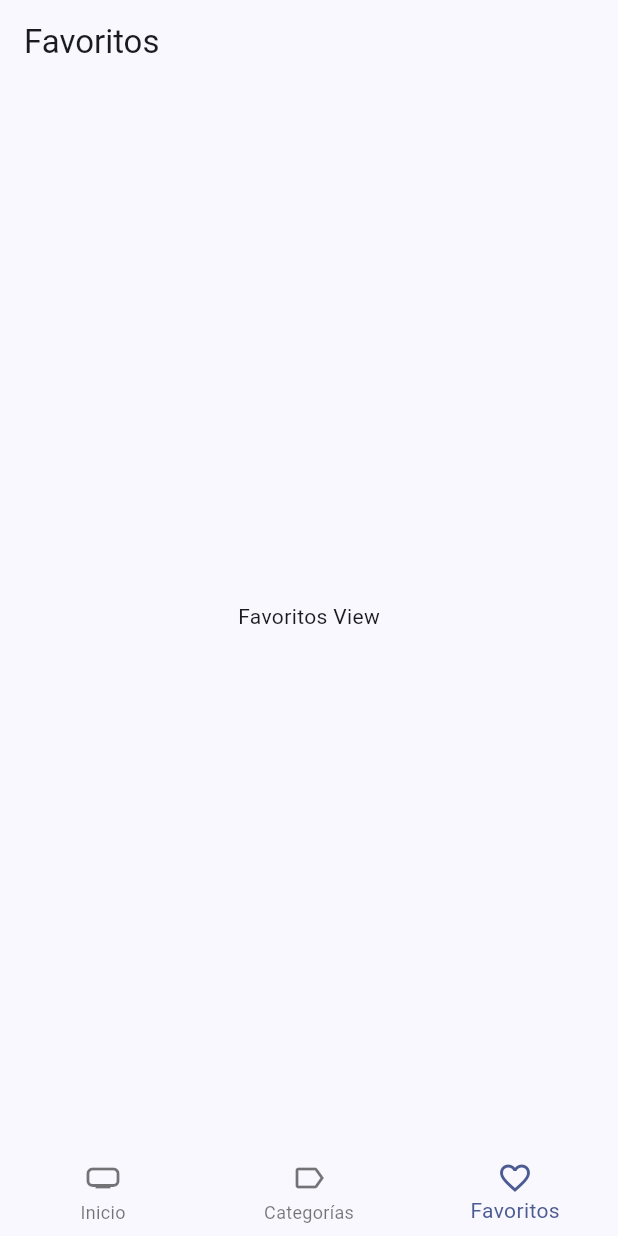
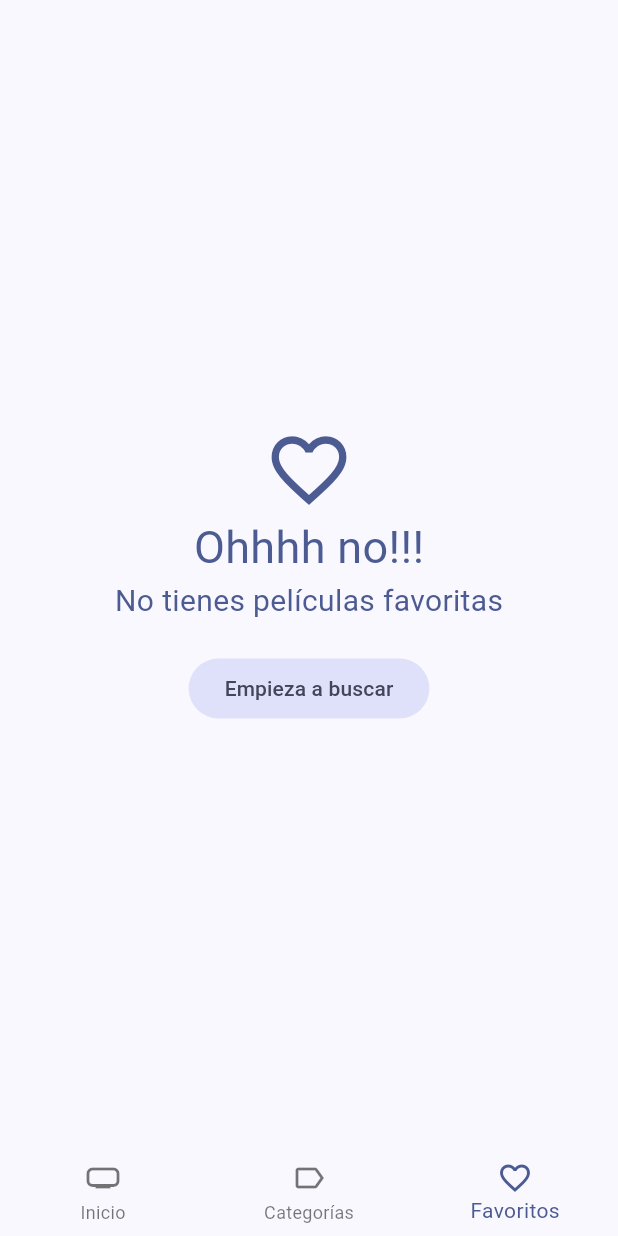
Before and after one commit to UN1T7D/cinemapedia, a Flutter app: the screen it shows after launch, item 3 of the bottom bar chosen, on a phone screen of 412 x 824 dp. Run offline on Flutter 3.47's test engine with Material 3 defaults, Android fonts, the phone set to English and light mode, and no system bars; our stand-ins replace animate_do, card_swiper, dio, flutter_dotenv, flutter_riverpod, go_router and 1 more; accounts and stored records are empty; generated files the repository leaves out were written again; network calls fail.

```diff
--- a/lib/presentation/views/movies/favorites_view.dart
+++ b/lib/presentation/views/movies/favorites_view.dart
@@ -1,17 +1,80 @@
+import 'package:cinemapedia/presentation/providers/storage/favorite_movies_provider.dart';
+import 'package:cinemapedia/presentation/widgets/widgets.dart';
 import 'package:flutter/material.dart';
+import 'package:flutter_riverpod/flutter_riverpod.dart';
+import 'package:go_router/go_router.dart';
 
-class FavoritesView extends StatelessWidget {
+class FavoritesView extends ConsumerStatefulWidget {
   const FavoritesView({super.key});
 
   @override
+  FavoritesViewState createState() => FavoritesViewState();
+}
+
+class FavoritesViewState extends ConsumerState<FavoritesView> {
+  bool isLastPage = false;
+  bool isLoading = false;
+
+  @override
+  void initState() {
+    // TODO: implement initState
+    super.initState();
+
+    loadNextPage();
+  }
+
+  void loadNextPage() async {
+    if (isLoading || isLastPage) return;
+
+    isLoading = true;
+    final movies =
+        await ref.read(favoriteMoviesProvider.notifier).loadNextPage();
+    isLoading = false;
+
+    if (movies.isEmpty) {
+      isLastPage = false;
+    }
+  }
+
+  @override
   Widget build(BuildContext context) {
+    final favoritesMovies = ref.watch(favoriteMoviesProvider).values.toList();
+
+    if (favoritesMovies.isEmpty) {
+      final colors = Theme.of(context).colorScheme;
+      return Center(
+        child: Column(
+          mainAxisAlignment: MainAxisAlignment.center,
+          crossAxisAlignment: CrossAxisAlignment.center,
+          children: [
+            Icon(
+              Icons.favorite_outline_sharp,
+              size: 60,
+              color: colors.primary,
+            ),
+            Text(
+              'Ohhhh no!!!',
+              style: TextStyle(fontSize: 30, color: colors.primary),
+            ),
+            Text(
+              'No tienes películas favoritas',
+              style: TextStyle(fontSize: 20, color: colors.primary),
+            ),
+            const SizedBox(
+              height: 20,
+            ),
+            FilledButton.tonal(
+                onPressed: () => context.go('/home/0'),
+                child: const Text('Empieza a buscar'))
+          ],
+        ),
+      );
+    }
+
     return Scaffold(
-      appBar: AppBar(
-        title: const Text('Favoritos'),
-      ),
-      body: const Center(
-        child: Text('Favoritos View'),
-      ),
-    );
+        body: MovieMasonry(
+      loadNextPage: loadNextPage,
+      movies: favoritesMovies,
+    ));
   }
 }
```
